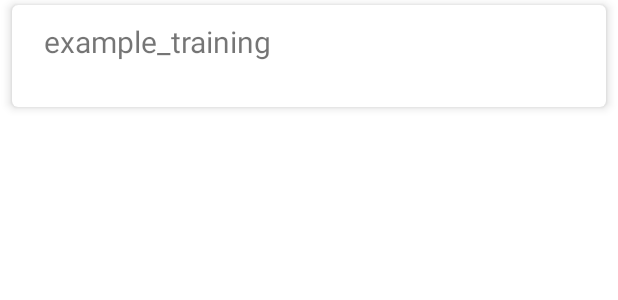
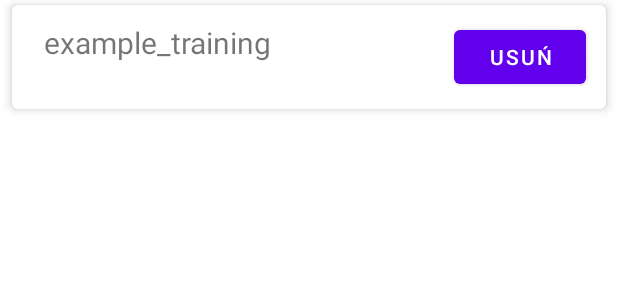
Before and after one commit to WPAMWojIga/Projekt, an Android app: the layout training_select_card.xml on its own in the app's theme, with its tools: preview values and no code run, on a phone screen of 412 x 824 dp. Shown: the top 300 px of the screen. Run offline under Robolectric (Android 15) with nearby library versions, the phone set to English and light mode, and no system bars; Roboto replaces fonts that are not available here.

Commit message:
Deleting trainings and exercises

```diff
--- a/Fitappka/app/src/main/java/com/example/fitappka/traininginprogress/TrainingSelectionFragment.kt
+++ b/Fitappka/app/src/main/java/com/example/fitappka/traininginprogress/TrainingSelectionFragment.kt
@@ -20,7 +20,7 @@ class TrainingSelectionFragment : Fragment() {
 
     private lateinit var viewModel: TrainingProgressViewModel
     private val availableTrainingsRecyclerAdapter : AvailableTrainingsRecyclerAdapter
-            = AvailableTrainingsRecyclerAdapter(listOf())
+            = AvailableTrainingsRecyclerAdapter(mutableListOf())
     override fun onActivityCreated(savedInstanceState: Bundle?) {
         super.onActivityCreated(savedInstanceState)
         viewModel  = ViewModelProviders.of(requireActivity()).get(TrainingProgressViewModel::class.java)
--- a/Fitappka/app/src/main/res/layout/training_select_card.xml
+++ b/Fitappka/app/src/main/res/layout/training_select_card.xml
@@ -24,7 +24,7 @@
             android:text="example_training"
             android:textSize="20sp"
             app:layout_constraintBottom_toTopOf="@id/available_training_info"
-            app:layout_constraintEnd_toEndOf="parent"
+            app:layout_constraintEnd_toStartOf="@+id/delete_tr_button"
             app:layout_constraintHorizontal_bias="0.0"
             app:layout_constraintStart_toStartOf="parent"
             app:layout_constraintTop_toTopOf="parent" />
@@ -41,6 +41,19 @@
             app:layout_constraintStart_toStartOf="parent"
             app:layout_constraintTop_toBottomOf="@id/available_training_name" />
 
+        <Button
+            android:id="@+id/delete_tr_button"
+            android:layout_width="wrap_content"
+            android:layout_height="wrap_content"
+            android:layout_marginEnd="8dp"
+            android:layout_marginRight="8dp"
+            android:text="Usuń"
+            app:layout_constraintBottom_toBottomOf="parent"
+            app:layout_constraintEnd_toEndOf="parent"
+            app:layout_constraintHorizontal_bias="1.0"
+            app:layout_constraintStart_toEndOf="@+id/ex_name"
+            app:layout_constraintTop_toTopOf="parent" />
+
     </androidx.constraintlayout.widget.ConstraintLayout>
 
 
```
Also changed, not shown: Fitappka/app/src/main/java/com/example/fitappka/database/FitappkaRepository.kt (+8 -0 lines), Fitappka/app/src/main/java/com/example/fitappka/exercisespecification/AvailableExercisesRecycleViewAdapter.kt (+9 -3 lines), Fitappka/app/src/main/java/com/example/fitappka/newtraining/NewTrainingViewModel.kt (+8 -0 lines), Fitappka/app/src/main/java/com/example/fitappka/traininginprogress/AvailableTrainingsRecyclerAdapter.kt (+12 -3 lines), Fitappka/app/src/main/res/layout/full_ex_card.xml (+13 -0 lines).
